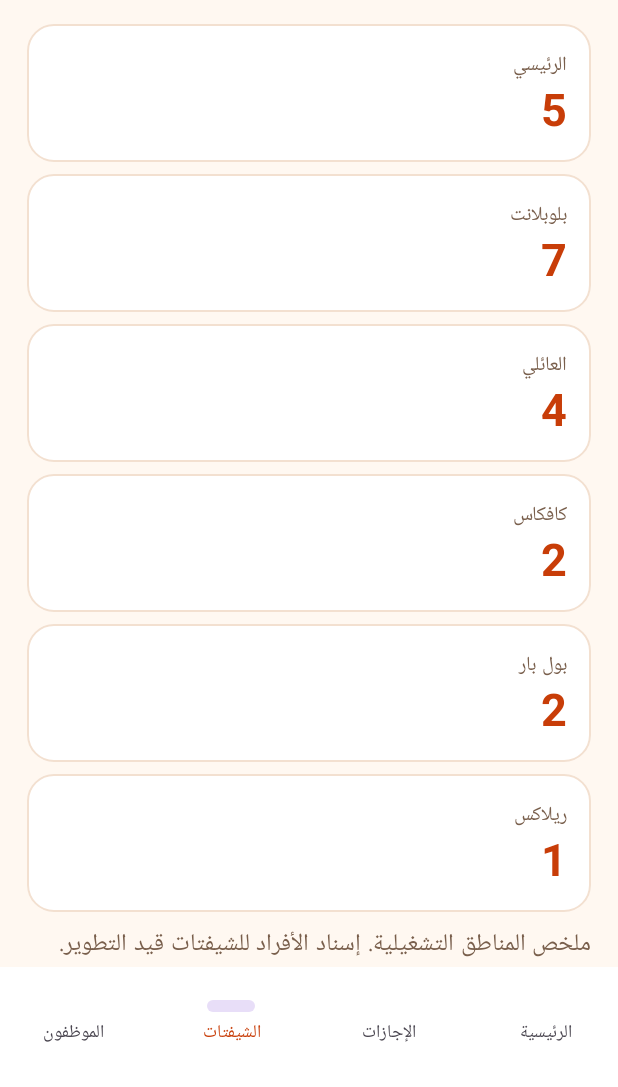
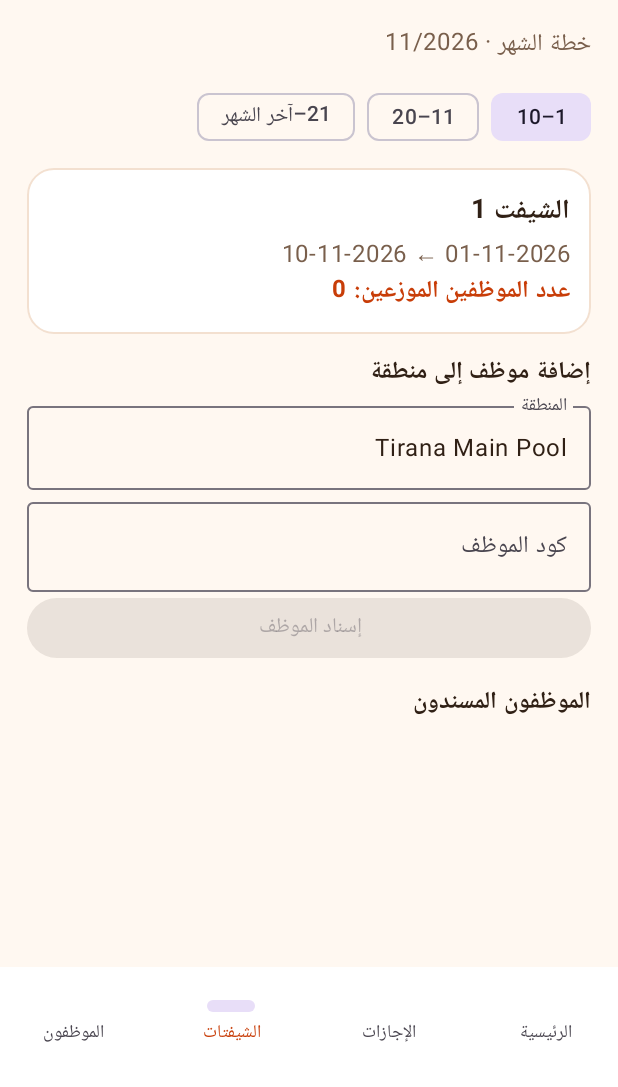
Before and after one commit to alrussihack-cmyk/Agazaty, an Android app built with Jetpack Compose: the screen it shows after launch (MainActivity), item 3 of the bottom bar chosen, on a phone screen of 412 x 824 dp, the part 149-1236 px from its top. Run offline under Robolectric (Android 15) with nearby library versions, the phone set to English and light mode, and no system bars; our stand-ins replace Room's generated code.

Commit message:
Implement local shift planning with leave conflict checks

```diff
--- a/app/src/main/java/com/alrussihack/agazaty/MainActivity.kt
+++ b/app/src/main/java/com/alrussihack/agazaty/MainActivity.kt
@@ -18,13 +18,14 @@ import androidx.lifecycle.lifecycleScope
 import com.alrussihack.agazaty.data.*
 import kotlinx.coroutines.launch
 import java.time.LocalDate
+import java.time.format.DateTimeFormatter
 import org.json.JSONObject
 
 private val cream=Color(0xFFFFF8F1); private val orange=Color(0xFFC83D08); private val ink=Color(0xFF302015); private val muted=Color(0xFF795F4C); private val line=Color(0xFFF3E0D0)
 class MainActivity:ComponentActivity(){
  override fun onCreate(savedInstanceState:Bundle?){super.onCreate(savedInstanceState);val db=AgazatyDb.get(this)
  lifecycleScope.launch { seedDatabase(db) }
- setContent{val es by db.dao().employees().collectAsStateWithLifecycle(emptyList());val ls by db.dao().leaves().collectAsStateWithLifecycle(emptyList());AgazatyUI(es,ls,{e->lifecycleScope.launch{db.dao().insertEmployee(e)}},{c,s,r,n->lifecycleScope.launch{db.dao().employee(c)?.let{db.dao().insertLeave(LeaveRecord(employeeCode=c,employeeName=it.name,job=it.job,startDate=s,returnDate=r,notes=n))}}})}
+ setContent{val es by db.dao().employees().collectAsStateWithLifecycle(emptyList());val ls by db.dao().leaves().collectAsStateWithLifecycle(emptyList());val ass by db.dao().assignments().collectAsStateWithLifecycle(emptyList());AgazatyUI(es,ls,ass,{e->lifecycleScope.launch{db.dao().insertEmployee(e)}},{c,s,r,n->lifecycleScope.launch{db.dao().employee(c)?.let{db.dao().insertLeave(LeaveRecord(employeeCode=c,employeeName=it.name,job=it.job,startDate=s,returnDate=r,notes=n))}}},{a->lifecycleScope.launch{db.dao().insertAssignment(a)}},{a->lifecycleScope.launch{db.dao().deleteAssignment(a)}})}
  }
  private suspend fun seedDatabase(db:AgazatyDb) {
   val data=JSONObject(assets.open("seed.json").bufferedReader().use{it.readText()})
@@ -42,7 +43,7 @@ class MainActivity:ComponentActivity(){
   }
  }
 }
-@Composable fun AgazatyUI(es:List<Employee>,ls:List<LeaveRecord>,addE:(Employee)->Unit,addL:(Int,String,String,String)->Unit){
+@Composable fun AgazatyUI(es:List<Employee>,ls:List<LeaveRecord>,assignments:List<ShiftAssignment>,addE:(Employee)->Unit,addL:(Int,String,String,String)->Unit,addA:(ShiftAssignment)->Unit,removeA:(ShiftAssignment)->Unit){
  var tab by remember{mutableIntStateOf(0)};var query by remember{mutableStateOf("")};var addEmp by remember{mutableStateOf(false)};var addLeave by remember{mutableStateOf(false)}
  CompositionLocalProvider(androidx.compose.ui.platform.LocalLayoutDirection provides androidx.compose.ui.unit.LayoutDirection.Rtl){
  MaterialTheme(colorScheme=lightColorScheme(primary=orange,background=cream,surface=Color.White,onSurface=ink)){
@@ -55,7 +56,7 @@ class MainActivity:ComponentActivity(){
  Row(Modifier.padding(top=12.dp),horizontalArrangement=Arrangement.spacedBy(10.dp)){Metric("الموظفون",es.size,Modifier.weight(1f));Metric("سجلات الإجازات",ls.size,Modifier.weight(1f))}
  Text("أقرب العائدين",Modifier.padding(top=18.dp,bottom=8.dp),fontSize=20.sp,fontWeight=FontWeight.Bold,color=ink)
  LazyColumn{items(ls.take(8)){LeaveItem(it)}}
- }else if(tab==2){listOf("الرئيسي" to 5,"بلوبلانت" to 7,"العائلي" to 4,"كافكاس" to 2,"بول بار" to 2,"ريلاكس" to 1).forEach{Metric(it.first,it.second,Modifier.fillMaxWidth().padding(bottom=8.dp))};Text("ملخص المناطق التشغيلية. إسناد الأفراد للشيفتات قيد التطوير.",color=muted)}
+ }else if(tab==2){ShiftPlanner(es,ls,assignments,addA,removeA)}
  else {OutlinedTextField(query,{query=it},Modifier.fillMaxWidth().padding(bottom=12.dp),placeholder={Text("ابحث بالاسم أو الكود")},singleLine=true)
  if(tab==3){LazyColumn(verticalArrangement=Arrangement.spacedBy(8.dp)){items(es.filter{it.name.contains(query,true)||it.code.toString().contains(query)||it.job.contains(query,true)}){EmployeeItem(it)}}}
  else{LazyColumn(verticalArrangement=Arrangement.spacedBy(8.dp)){items(ls.filter{it.employeeName.contains(query,true)||it.employeeCode.toString().contains(query)}){LeaveItem(it)}}}}
@@ -70,3 +71,51 @@ class MainActivity:ComponentActivity(){
 @Composable fun LeaveItem(l:LeaveRecord){Card(Modifier.fillMaxWidth(),colors=CardDefaults.cardColors(containerColor=Color.White),shape=RoundedCornerShape(18.dp),border=BorderStroke(1.dp,line)){Column(Modifier.padding(15.dp)){Text(l.employeeName,fontWeight=FontWeight.Bold,color=ink);Text(l.job+" · "+l.startDate+" ← "+l.returnDate,color=muted,fontSize=13.sp)}}}
 @Composable fun EmployeeForm(save:(Employee)->Unit,close:()->Unit){var c by remember{mutableStateOf("")};var n by remember{mutableStateOf("")};var j by remember{mutableStateOf("Life Guard")};AlertDialog(onDismissRequest=close,title={Text("إضافة موظف")},text={Column{OutlinedTextField(c,{c=it},label={Text("الكود")});OutlinedTextField(n,{n=it},label={Text("الاسم")});OutlinedTextField(j,{j=it},label={Text("الوظيفة")})}},confirmButton={TextButton(onClick={c.toIntOrNull()?.let{save(Employee(it,n,j));close()}},enabled=c.toIntOrNull()!=null&&n.isNotBlank()){Text("حفظ")}},dismissButton={TextButton(onClick=close){Text("إلغاء")}})}
 @Composable fun LeaveForm(es:List<Employee>,save:(Int,String,String,String)->Unit,close:()->Unit){var c by remember{mutableStateOf("")};var s by remember{mutableStateOf(LocalDate.now().toString())};var r by remember{mutableStateOf(LocalDate.now().plusDays(10).toString())};var n by remember{mutableStateOf("")};AlertDialog(onDismissRequest=close,title={Text("إضافة إجازة")},text={Column{OutlinedTextField(c,{c=it},label={Text("كود الموظف")});es.find{it.code.toString()==c}?.let{Text(it.name,color=orange)};OutlinedTextField(s,{s=it},label={Text("البداية YYYY-MM-DD")});OutlinedTextField(r,{r=it},label={Text("العودة YYYY-MM-DD")});OutlinedTextField(n,{n=it},label={Text("ملاحظات")})}},confirmButton={TextButton(onClick={c.toIntOrNull()?.let{save(it,s,r,n);close()}},enabled=es.any{it.code.toString()==c}){Text("حفظ")}},dismissButton={TextButton(onClick=close){Text("إلغاء")}})}
+
+@Composable fun ShiftPlanner(es:List<Employee>,ls:List<LeaveRecord>,all:List<ShiftAssignment>,save:(ShiftAssignment)->Unit,remove:(ShiftAssignment)->Unit){
+ var shift by remember{mutableIntStateOf(0)}
+ var area by remember{mutableStateOf("Tirana Main Pool")}
+ var code by remember{mutableStateOf("")}
+ val today=LocalDate.now()
+ val first=today.withDayOfMonth(1)
+ val starts=listOf(first,first.withDayOfMonth(11),first.withDayOfMonth(21))
+ val ends=listOf(first.withDayOfMonth(10),first.withDayOfMonth(20),first.withDayOfMonth(first.lengthOfMonth()))
+ val start=starts[shift]; val end=ends[shift]
+ val startText=start.toString(); val endText=end.toString()
+ val current=all.filter{it.shiftStart==startText}
+ val emp=es.find{it.code.toString()==code}
+ val onLeave=emp!=null && ls.any{it.employeeCode==emp.code && runCatching{!LocalDate.parse(it.startDate).isAfter(end)&&!LocalDate.parse(it.returnDate).isBefore(start)}.getOrDefault(false)}
+ val duplicate=emp!=null && current.any{it.employeeCode==emp.code}
+ val areas=listOf("Kafkas Pool","Pool Bar","Tirana Main Pool","Tirana Family Pool","Blue Planet Pool","Relax Pool","Technician")
+ Column(Modifier.fillMaxSize()){
+  Text("خطة الشهر · ${today.monthValue}/${today.year}",color=muted)
+  Row(Modifier.fillMaxWidth().padding(vertical=10.dp),horizontalArrangement=Arrangement.spacedBy(8.dp)){
+   listOf("1–10","11–20","21–آخر الشهر").forEachIndexed{i,label->FilterChip(selected=shift==i,onClick={shift=i},label={Text(label)})}
+  }
+  Card(Modifier.fillMaxWidth(),colors=CardDefaults.cardColors(containerColor=Color.White),shape=RoundedCornerShape(18.dp),border=BorderStroke(1.dp,line)){
+   Column(Modifier.padding(14.dp)){
+    Text("الشيفت ${shift+1}",fontWeight=FontWeight.Bold,color=ink,fontSize=18.sp)
+    Text("${start.format(DateTimeFormatter.ofPattern("dd-MM-yyyy"))} ← ${end.format(DateTimeFormatter.ofPattern("dd-MM-yyyy"))}",color=muted)
+    Text("عدد الموظفين الموزعين: ${current.size}",color=orange,fontWeight=FontWeight.Bold)
+   }
+  }
+  Spacer(Modifier.height(12.dp))
+  Text("إضافة موظف إلى منطقة",fontWeight=FontWeight.Bold,color=ink)
+  OutlinedTextField(area,{area=it},Modifier.fillMaxWidth(),label={Text("المنطقة")},singleLine=true)
+  OutlinedTextField(code,{code=it},Modifier.fillMaxWidth(),label={Text("كود الموظف")},singleLine=true)
+  emp?.let{Text("${it.name} · ${it.job}",color=orange)}
+  if(onLeave) Text("تحذير: الموظف لديه إجازة تتداخل مع هذا الشيفت",color=orange)
+  if(duplicate) Text("هذا الموظف مضاف بالفعل إلى الشيفت",color=orange)
+  Button(onClick={emp?.let{save(ShiftAssignment(shiftStart=startText,shiftEnd=endText,area=area,employeeCode=it.code,employeeName=it.name));code=""}},enabled=emp!=null&&area.isNotBlank()&&!onLeave&&!duplicate,modifier=Modifier.fillMaxWidth(),colors=ButtonDefaults.buttonColors(containerColor=orange)){Text("إسناد الموظف")}
+  Spacer(Modifier.height(12.dp))
+  Text("الموظفون المسندون",fontWeight=FontWeight.Bold,color=ink)
+  LazyColumn(verticalArrangement=Arrangement.spacedBy(7.dp),contentPadding=PaddingValues(bottom=12.dp)){
+   items(current){a->Card(Modifier.fillMaxWidth(),colors=CardDefaults.cardColors(containerColor=Color.White),shape=RoundedCornerShape(14.dp),border=BorderStroke(1.dp,line)){
+    Row(Modifier.fillMaxWidth().padding(12.dp),horizontalArrangement=Arrangement.SpaceBetween){
+     Column(Modifier.weight(1f)){Text(a.employeeName,fontWeight=FontWeight.Bold,color=ink);Text("${a.area} · ${a.employeeCode}",fontSize=12.sp,color=muted)}
+     TextButton(onClick={remove(a)}){Text("حذف",color=orange)}
+    }
+   }}
+  }
+ }
+}
```
